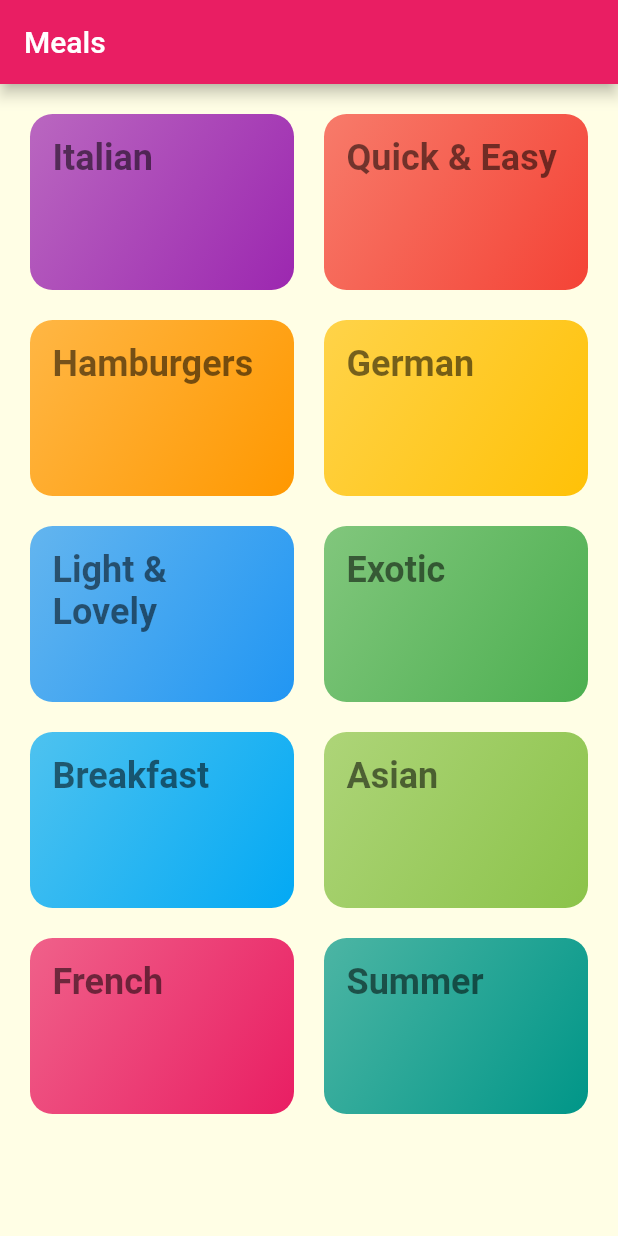
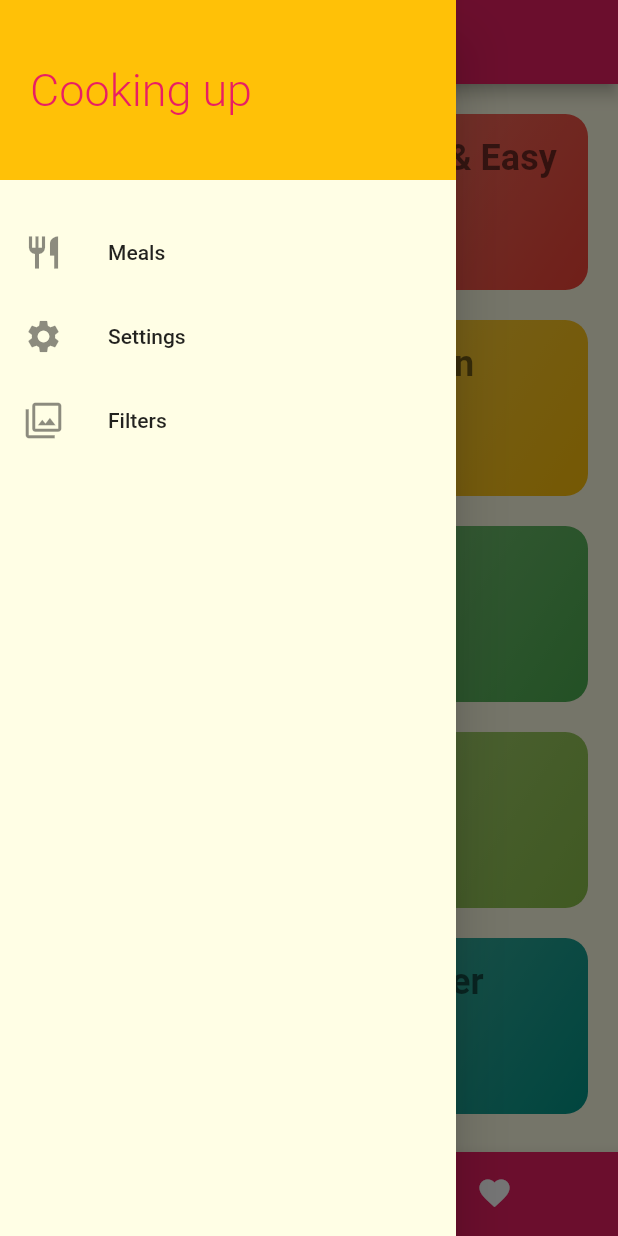
Before and after one commit to kashishkhullar/flutter_meals_app, a Flutter app: the screen it shows after launch, with the side drawer open (before the commit the screen has no drawer), on a phone screen of 412 x 824 dp. Run offline on Flutter 3.47's test engine with Material 2 defaults, Android fonts, the phone set to English and light mode, and no system bars.

Commit message:
added tabs, drawer and filter screen

```diff
--- a/lib/main.dart
+++ b/lib/main.dart
@@ -1,7 +1,9 @@
 import 'package:flutter/material.dart';
 import 'package:flutter_meals_app/screens/categories.dart';
+import 'package:flutter_meals_app/screens/filters.dart';
 import 'package:flutter_meals_app/screens/meal_details.dart';
 import 'package:flutter_meals_app/screens/meals.dart';
+import 'package:flutter_meals_app/screens/tabs.dart';
 
 void main() {
   runApp(MyApp());
@@ -35,9 +37,10 @@ class MyApp extends StatelessWidget {
       ),
       routes: {
         // "/" is by default home so home property is not required if you are adding here
-        "/": (context) => Categories(),
+        "/": (context) => TabsScreen(),
         Meals.routeName: (context) => Meals(),
-        MealDetails.routeName: (context) => MealDetails()
+        MealDetails.routeName: (context) => MealDetails(),
+        FilterScreen.routeName: (context) => FilterScreen()
       },
     );
   }
--- a/lib/screens/categories.dart
+++ b/lib/screens/categories.dart
@@ -2,14 +2,10 @@ import 'package:flutter/material.dart';
 import 'package:flutter_meals_app/dummy_data.dart';
 import 'package:flutter_meals_app/widgets/category.dart';
 
-class Categories extends StatelessWidget {
+class CategoriesScreen extends StatelessWidget {
   @override
   Widget build(BuildContext context) {
-    return Scaffold(
-      appBar: AppBar(
-        title: const Text("Meals"),
-      ),
-      body: GridView(
+    return GridView(
       padding: const EdgeInsets.all(20),
       children: DUMMY_CATEGORIES
           .map(
@@ -25,7 +21,6 @@ class Categories extends StatelessWidget {
           childAspectRatio: 3 / 2,
           crossAxisSpacing: 20,
           mainAxisSpacing: 20),
-      ),
     );
   }
 }
--- /dev/null
+++ b/lib/screens/filters.dart
@@ -0,0 +1,18 @@
+import 'package:flutter/material.dart';
+import 'package:flutter_meals_app/widgets/drawer.dart';
+
+class FilterScreen extends StatelessWidget {
+  static const String routeName = "/filters";
+  @override
+  Widget build(BuildContext context) {
+    return Scaffold(
+      appBar: AppBar(
+        title: Text("Your Filters"),
+      ),
+      drawer: MainDrawer(),
+      body: Center(
+        child: Text("Filters"),
+      ),
+    );
+  }
+}
--- /dev/null
+++ b/lib/screens/tabs.dart
@@ -0,0 +1,55 @@
+import 'package:flutter/material.dart';
+import 'package:flutter_meals_app/screens/categories.dart';
+import 'package:flutter_meals_app/screens/favorite.dart';
+import 'package:flutter_meals_app/widgets/drawer.dart';
+
+class TabsScreen extends StatefulWidget {
+  @override
+  _TabsScreenState createState() => _TabsScreenState();
+}
+
+class _TabsScreenState extends State<TabsScreen> {
+  List<Map<String, dynamic>> _pages = [
+    {"title": "Categories", "page": CategoriesScreen()},
+    {"title": "Your Favorites", "page": FavoriteScreen()},
+  ];
+
+  int _selectedPageIndex = 0;
+
+  void _selectPage(int index) {
+    setState(() {
+      _selectedPageIndex = index;
+    });
+  }
+
+  @override
+  Widget build(BuildContext context) {
+    return Scaffold(
+      appBar: AppBar(
+        title: Text(_pages[_selectedPageIndex]["title"]),
+      ),
+      body: _pages[_selectedPageIndex]["page"],
+      drawer: MainDrawer(),
+      bottomNavigationBar: BottomNavigationBar(
+        onTap: _selectPage,
+        backgroundColor: Theme.of(context).primaryColor,
+        unselectedItemColor: Colors.white,
+        selectedItemColor: Theme.of(context).accentColor,
+        currentIndex: _selectedPageIndex,
+        type: BottomNavigationBarType.shifting,
+        items: [
+          BottomNavigationBarItem(
+            backgroundColor: Theme.of(context).primaryColor,
+            icon: Icon(Icons.category),
+            label: "Categories",
+          ),
+          BottomNavigationBarItem(
+            backgroundColor: Theme.of(context).primaryColor,
+            icon: Icon(Icons.favorite),
+            label: "Favorites",
+          )
+        ],
+      ),
+    );
+  }
+}
--- /dev/null
+++ b/lib/widgets/drawer.dart
@@ -0,0 +1,64 @@
+import 'package:flutter/material.dart';
+
+class MainDrawer extends StatelessWidget {
+  @override
+  Widget build(BuildContext context) {
+    return Drawer(
+      child: Column(
+        children: [
+          Container(
+            height: 120,
+            width: double.infinity,
+            padding: EdgeInsets.all(20),
+            alignment: Alignment.centerLeft,
+            color: Theme.of(context).accentColor,
+            child: Text(
+              "Cooking up",
+              style: TextStyle(
+                  fontWeight: FontWeight.w300,
+                  fontSize: 30,
+                  color: Theme.of(context).primaryColor),
+            ),
+          ),
+          SizedBox(
+            height: 20,
+          ),
+          ListTile(
+            leading: Icon(
+              Icons.restaurant,
+              size: 26,
+            ),
+            title: Text(
+              "Meals",
+            ),
+            onTap: () {
+              Navigator.of(context).pushReplacementNamed("/");
+            },
+          ),
+          ListTile(
+            leading: Icon(
+              Icons.settings,
+              size: 26,
+            ),
+            title: Text(
+              "Settings",
+            ),
+            onTap: () {},
+          ),
+          ListTile(
+            leading: Icon(
+              Icons.filter,
+              size: 26,
+            ),
+            title: Text(
+              "Filters",
+            ),
+            onTap: () {
+              Navigator.of(context).pushReplacementNamed("/filters");
+            },
+          ),
+        ],
+      ),
+    );
+  }
+}
```
Also changed, not shown: lib/screens/favorite.dart (added, +10 -0 lines), lib/screens/meal_details.dart (+31 -2 lines). Lines whose indentation alone changed are shown as unchanged.
